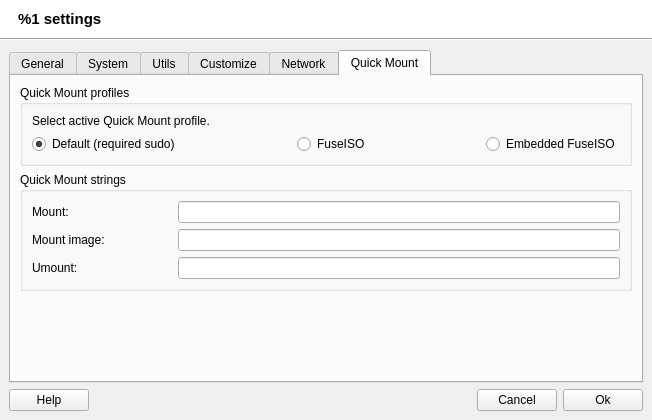
Before: the Qt Designer form src/uis/AppSettings.ui in brezerk/q4wine, drawn with Qt 5.
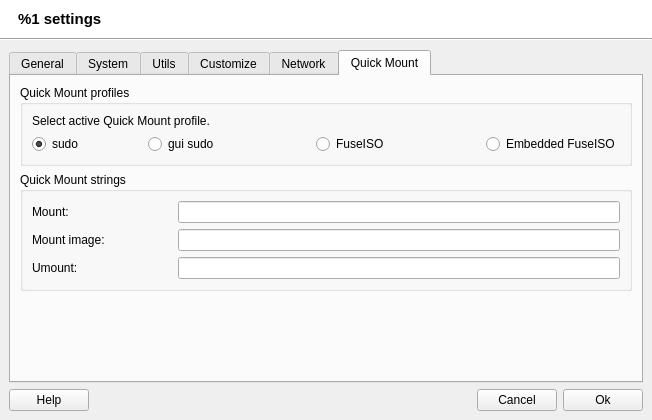
After: the same form once the commit is applied. Icons and pictures are not drawn.

Diff of the .ui file:
```diff
--- a/src/uis/AppSettings.ui
+++ b/src/uis/AppSettings.ui
@@ -1351,13 +1351,36 @@
                 <item>
                  <widget class="QRadioButton" name="radioDefault">
                   <property name="text">
-                   <string>Default (required sudo)</string>
+                   <string>sudo</string>
                   </property>
                   <property name="checked">
                    <bool>true</bool>
                   </property>
                  </widget>
                 </item>
+                <item>
+                 <spacer name="horizontalSpacer_3">
+                  <property name="orientation">
+                   <enum>Qt::Horizontal</enum>
+                  </property>
+                  <property name="sizeHint" stdset="0">
+                   <size>
+                    <width>36</width>
+                    <height>20</height>
+                   </size>
+                  </property>
+                 </spacer>
+                </item>
+                <item>
+                 <widget class="QRadioButton" name="radioDefaultGui">
+                  <property name="text">
+                   <string>gui sudo</string>
+                  </property>
+                  <property name="checked">
+                   <bool>false</bool>
+                  </property>
+                 </widget>
+                </item>
                 <item>
                  <spacer name="horizontalSpacer">
                   <property name="orientation">
```
